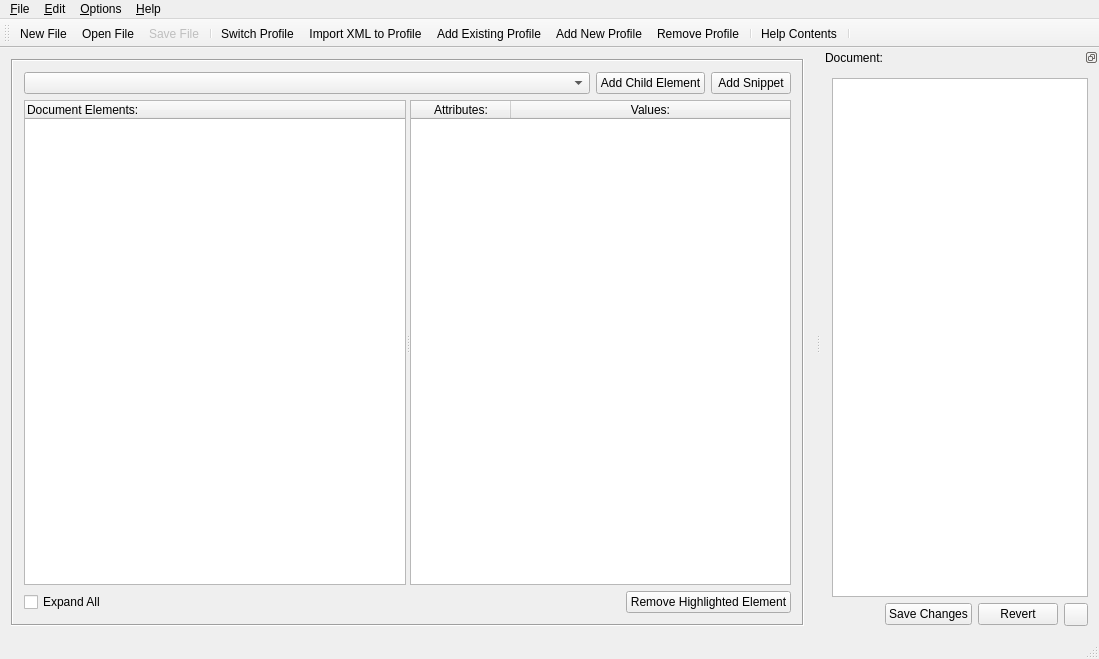
Qt form GCXMLGenerator/gcmainwindow.ui (goblincoding/xmlmill) before a commit.
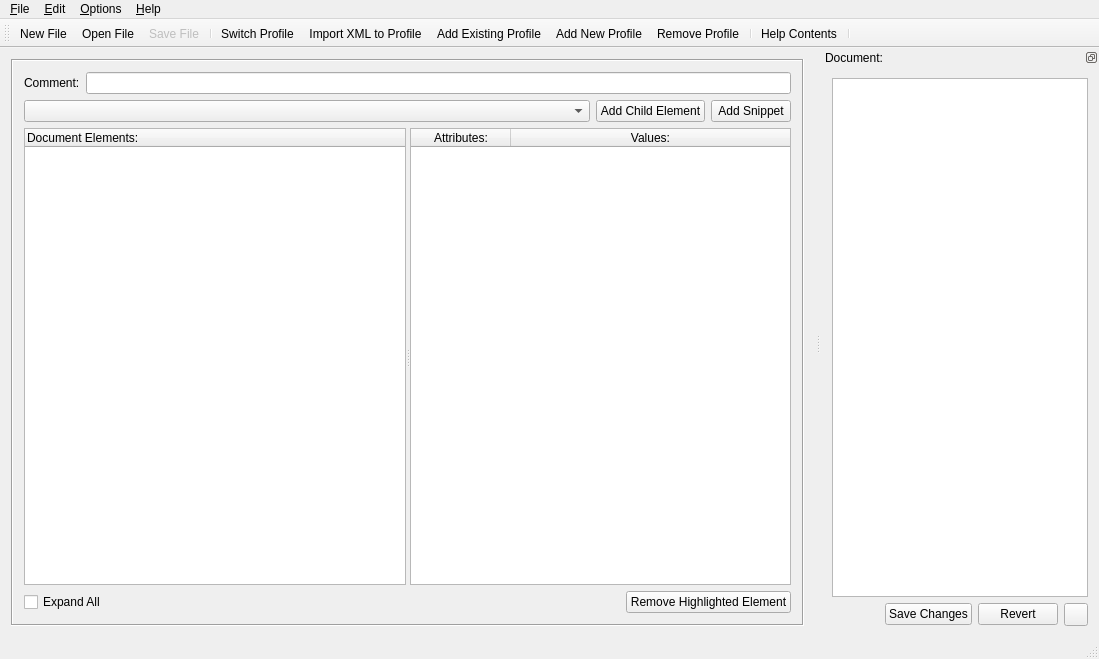
The same form after that commit. Icons and pictures are not drawn.

Commit message: Added functionality to add comments to document elements.

Diff of the .ui file:
```diff
--- a/GCXMLGenerator/gcmainwindow.ui
+++ b/GCXMLGenerator/gcmainwindow.ui
@@ -32,8 +32,22 @@
       </property>
       <layout class="QVBoxLayout" name="verticalLayout">
        <item>
-        <layout class="QGridLayout" name="gridLayout">
-         <item row="0" column="0">
+        <layout class="QHBoxLayout" name="horizontalLayout_3">
+         <item>
+          <widget class="QLabel" name="commentLabel">
+           <property name="text">
+            <string>Comment:</string>
+           </property>
+          </widget>
+         </item>
+         <item>
+          <widget class="QLineEdit" name="commentLineEdit"/>
+         </item>
+        </layout>
+       </item>
+       <item>
+        <layout class="QHBoxLayout" name="horizontalLayout">
+         <item>
           <widget class="QComboBox" name="addElementComboBox">
            <property name="sizePolicy">
             <sizepolicy hsizetype="Expanding" vsizetype="Fixed">
@@ -43,14 +57,14 @@
            </property>
           </widget>
          </item>
-         <item row="0" column="1">
+         <item>
           <widget class="QPushButton" name="addChildElementButton">
            <property name="text">
             <string>Add Child Element</string>
            </property>
           </widget>
          </item>
-         <item row="0" column="2">
+         <item>
           <widget class="QPushButton" name="addSnippetButton">
            <property name="text">
             <string>Add Snippet</string>
```
The commit also changes 2 other files.
